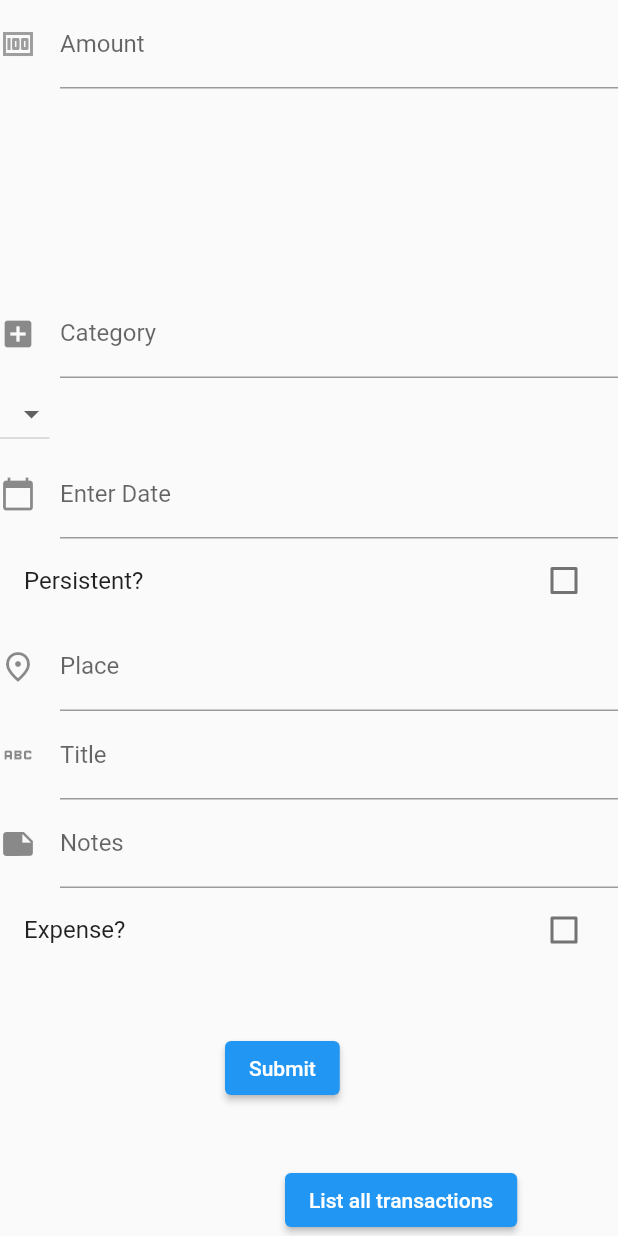
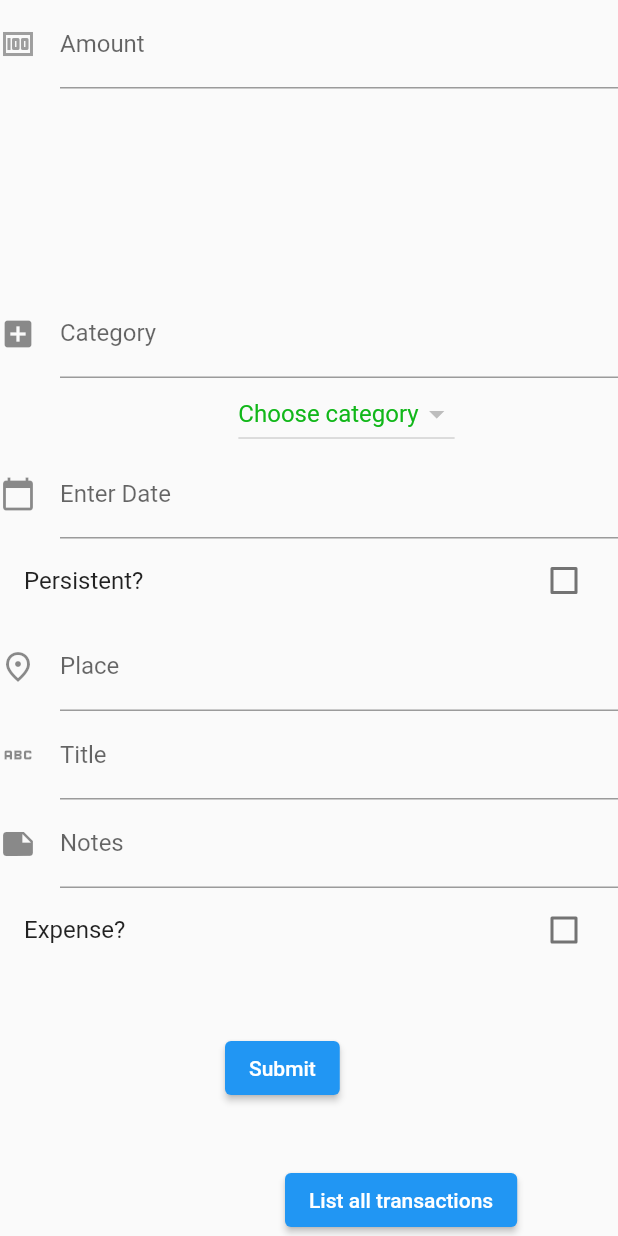
Before and after one commit to uhrinbea22/XPT, a Flutter app: the MyCustomForm widget shown alone on an empty page, opened directly, on a phone screen of 412 x 824 dp. Run offline on Flutter 3.47's test engine with Material 2 defaults, Android fonts, the phone set to English and light mode, and no system bars; our stand-ins replace cloud_firestore, firebase_auth, firebase_core, google_fonts, shared_preferences, syncfusion_flutter_charts; missing offline and left inert: dart:html, dart:js; accounts and stored records are empty; network calls fail.

Commit message:
category dropdownlist under progress

```diff
--- a/app/lib/screens/home/create_transaction.dart
+++ b/app/lib/screens/home/create_transaction.dart
@@ -41,15 +41,12 @@ class MyCustomForm extends StatefulWidget {
 
 // Create a corresponding State class. This class holds data related to the form.
 class MyCustomFormState extends State<MyCustomForm> {
-  late Stream<QuerySnapshot> _streamCategoriesList;
-  CollectionReference _referenceCategoriesList =
-      FirebaseFirestore.instance.collection('transactions');
+  String dropdownvalue = 'Notinh';
 
   @override
   void initState() {
     // TODO: implement initState
     super.initState();
-    _streamCategoriesList = _referenceCategoriesList.where("category", isNotEqualTo: '').snapshots();
   }
 
   //FirebaseFirestore ref = FirebaseFirestore.instance;
@@ -102,20 +99,51 @@ class MyCustomFormState extends State<MyCustomForm> {
               labelText: 'Category',
             ),
           ),
-
-          DropdownButton<String>(
-            onChanged: (String? value) {
-              // This is called when the user selects an item.
-            },
-            items:
-                ['1','2','3'].map<DropdownMenuItem<String>>((String value) {
-              return DropdownMenuItem<String>(
-                value: value,
-                child: Text(value),
-              );
-            }).toList(),
-          ),
-
+          StreamBuilder<QuerySnapshot>(
+              stream: FirebaseFirestore.instance
+                  .collection("transactions")
+                  .where("category", isNotEqualTo: '')
+                  .snapshots(),
+              builder: (context, snapshot) {
+                if (!snapshot.hasData)
+                  return const Text("Loading.....");
+                else {
+                  List<DropdownMenuItem> currencyItems = [];
+                  for (int i = 0; i < snapshot.data!.docs.length; i++) {
+                    DocumentSnapshot snap = snapshot.data!.docs[i];
+                    currencyItems.add(
+                      DropdownMenuItem(
+                        child: Text(
+                          snap['category'],
+                          style: TextStyle(color: Color(0xff11b719)),
+                        ),
+                        value: Text(snap['category']),
+                      ),
+                    );
+                    print(currencyItems);
+                  }
+                  return Row(
+                    mainAxisAlignment: MainAxisAlignment.center,
+                    children: <Widget>[
+                      SizedBox(width: 50.0),
+                      DropdownButton<dynamic>(
+                        items: currencyItems,
+                        onChanged: (currencyValue) {
+                          setState(() {
+                            dropdownvalue = currencyValue.toString();
+                          });
+                        },
+                        // value: "fsa",
+                        isExpanded: false,
+                        hint: new Text(
+                          "Choose category",
+                          style: TextStyle(color: Color(0xff11b719)),
+                        ),
+                      ),
+                    ],
+                  );
+                }
+              }),
           TextFormField(
             controller: myController['date'],
             //editing controller of this TextField
--- a/app/lib/screens/home/diagram.dart
+++ b/app/lib/screens/home/diagram.dart
@@ -15,7 +15,7 @@ class DiagramPage extends StatelessWidget {
   Widget build(BuildContext context) {
     return SafeArea(
         child: Scaffold(
-          drawer: NavDrawer(),
+      drawer: NavDrawer(),
       body: SfCircularChart(
         series: <CircularSeries>[
           PieSeries<TransactData, String>(
--- a/app/lib/screens/home/home.dart
+++ b/app/lib/screens/home/home.dart
@@ -1,4 +1,5 @@
 import 'package:app/screens/home/create_transaction.dart';
+import 'package:app/screens/home/list_of_categ.dart';
 import 'package:app/screens/home/menu.dart';
 import 'package:firebase_auth/firebase_auth.dart';
 import 'package:flutter/material.dart';
@@ -36,8 +37,8 @@ class Home extends StatelessWidget {
       body: Container(
         padding: const EdgeInsets.symmetric(vertical: 20.0, horizontal: 50.0),
         child: ElevatedButton(
-            child: const Text(
-              'Create transaction',
+            child: Text(
+              'Welcome',
               style: TextStyle(color: Color.fromARGB(255, 17, 19, 20)),
             ),
             onPressed: () {
--- a/app/lib/screens/home/menu.dart
+++ b/app/lib/screens/home/menu.dart
@@ -1,6 +1,7 @@
 import 'package:app/screens/home/diagram.dart';
 import 'package:app/screens/home/list.dart';
 import 'package:app/screens/home/list_all_transactions.dart';
+import 'package:app/screens/home/list_of_categ.dart';
 import 'package:app/screens/home/listtry.dart';
 import 'package:app/services/auth_service.dart';
 import 'package:flutter/material.dart';
@@ -59,7 +60,7 @@ class NavDrawer extends StatelessWidget {
             onTap: () => {
               Navigator.push(
                 context,
-                MaterialPageRoute(builder: (context) => ListAllTrans()),
+                MaterialPageRoute(builder: (context) => ListAllCat()),
               ),
             },
             // TODO : logout here
```
Also changed, not shown: app/lib/screens/authenticate/sign_in.dart (+50 -28 lines), app/lib/screens/home/list_of_categ.dart (+10 -9 lines).
